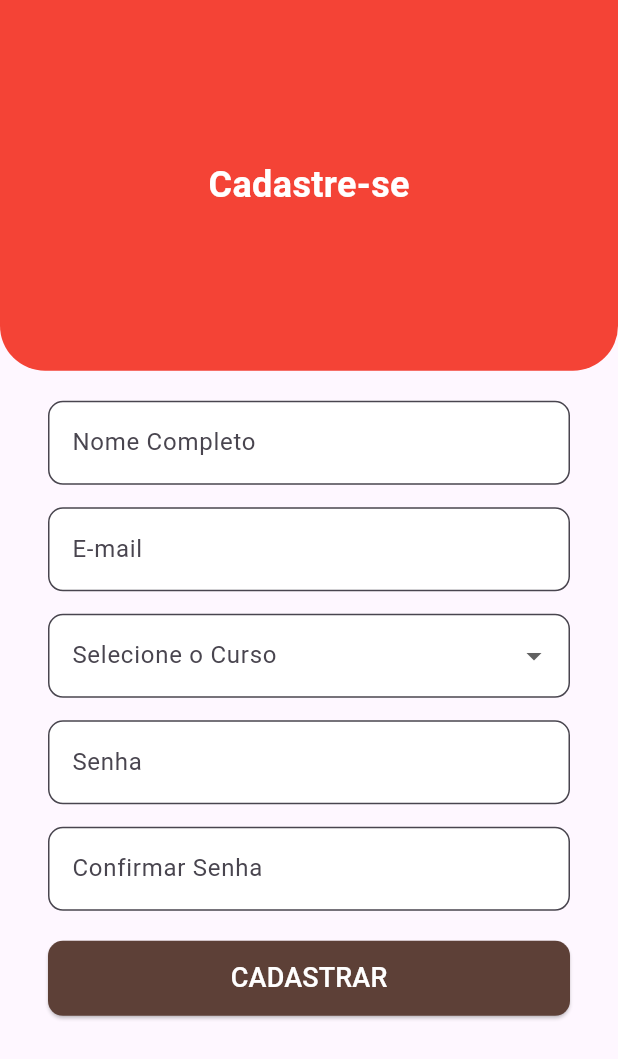
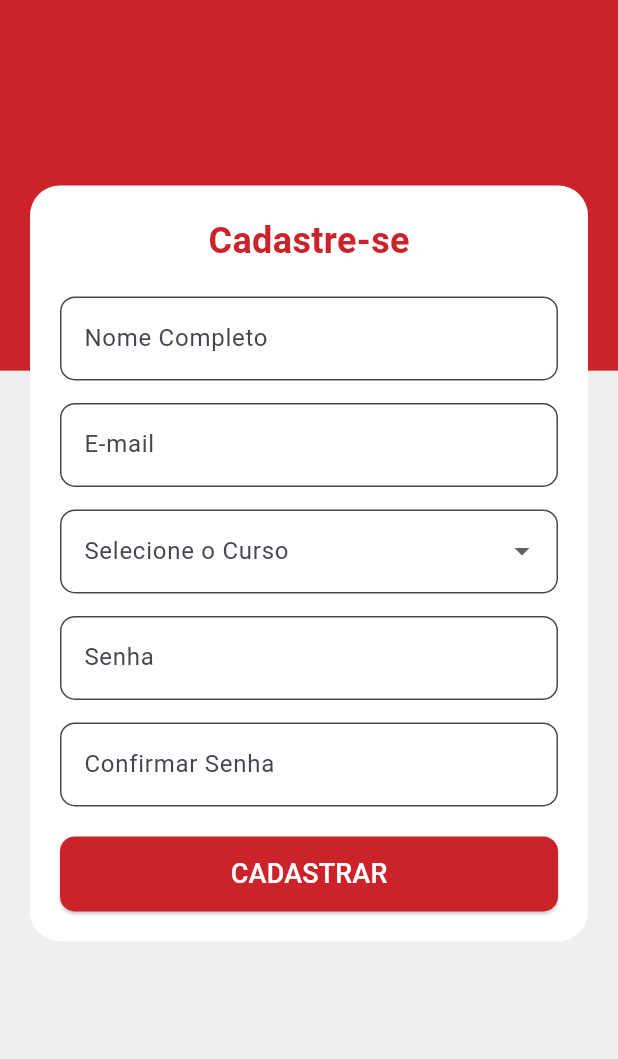
Before and after one commit to unieventos/aplicativo, a Flutter app: the screen it shows after launch, after a tap on "CADASTRE-SE", on a phone screen of 412 x 824 dp. Shown: the top 1059 px of the screen. Run offline on Flutter 3.47's test engine with Material 3 defaults, Android fonts, the phone set to English and light mode, and no system bars.

Commit message:
Correcao de design do login e register

```diff
--- a/lib/login.dart
+++ b/lib/login.dart
@@ -22,11 +22,7 @@ class LoginScreen extends StatelessWidget {
           Container(
             height: MediaQuery.of(context).size.height * 0.30, // 30% da tela
             decoration: BoxDecoration(
-              color: Colors.red,
-              borderRadius: BorderRadius.only(
-                bottomLeft: Radius.circular(30),
-                bottomRight: Radius.circular(30),
-              ),
+              color: Color(0xFFCC2229),
             ),
             child: Center(
               child: Column(
@@ -34,8 +30,8 @@ class LoginScreen extends StatelessWidget {
                 children: [
                   Image.asset(
                     'assets/logo.png',
-                    width: MediaQuery.of(context).size.width * 0.5,
-                    height: MediaQuery.of(context).size.height * 0.2,
+                    width: MediaQuery.of(context).size.width * 0.8,
+                    height: MediaQuery.of(context).size.height * 0.3,
                     fit: BoxFit.contain,
                   ),
                 ],
--- a/lib/register.dart
+++ b/lib/register.dart
@@ -15,33 +15,46 @@ class RegisterScreen extends StatelessWidget {
   @override
   Widget build(BuildContext context) {
     return Scaffold(
-      body: Column(
+      body: Stack(
         children: [
-          Container(
-            height: MediaQuery.of(context).size.height * 0.3,
-            decoration: BoxDecoration(
-              color: Colors.red,
-              borderRadius: BorderRadius.only(
-                bottomLeft: Radius.circular(30),
-                bottomRight: Radius.circular(30),
+          Column(
+            children: [
+              Expanded(
+                flex: 3,
+                child: Container(
+                  color: Color(0xFFCC2229),
                 ),
               ),
-            child: Center(
-              child: Text(
+              Expanded(
+                flex: 7,
+                child: Container(
+                  color: Color(0xFFEFEFEF),
+                ),
+              ),
+            ],
+          ),
+          Positioned(
+            left: 20,
+            right: 20,
+            top: MediaQuery.of(context).size.height * 0.15,
+            child: Container(
+              padding: EdgeInsets.all(20),
+              decoration: BoxDecoration(
+                color: Colors.white,
+                borderRadius: BorderRadius.circular(20),
+              ),
+              child: Column(
+                mainAxisSize: MainAxisSize.min,
+                children: [
+                  Text(
                     "Cadastre-se",
                     style: TextStyle(
                       fontSize: 24,
                       fontWeight: FontWeight.bold,
-                  color: Colors.white,
-                ),
-              ),
+                      color: Color(0xFFCC2229),
                     ),
                   ),
                   SizedBox(height: 20),
-          Padding(
-            padding: const EdgeInsets.symmetric(horizontal: 32.0),
-            child: Column(
-              children: [
                   TextField(
                     decoration: InputDecoration(
                       labelText: "Nome Completo",
@@ -112,7 +125,7 @@ class RegisterScreen extends StatelessWidget {
                   ElevatedButton(
                     onPressed: () {},
                     style: ElevatedButton.styleFrom(
-                    backgroundColor: Colors.brown.shade700,
+                      backgroundColor: Color(0xFFCC2229),
                       shape: RoundedRectangleBorder(
                         borderRadius: BorderRadius.circular(10),
                       ),
@@ -126,6 +139,7 @@ class RegisterScreen extends StatelessWidget {
                 ],
               ),
             ),
+          ),
         ],
       ),
     );
```
Lines whose indentation alone changed are shown as unchanged.
